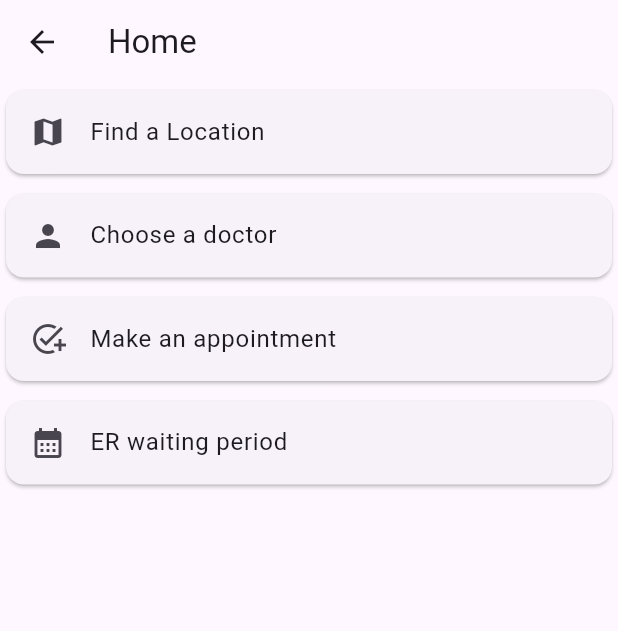
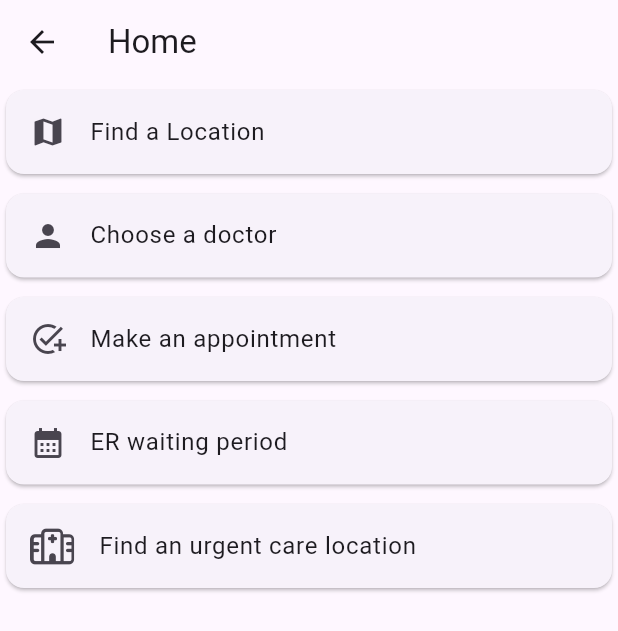
Before and after one commit to Billy272/Health_Plus, a Flutter app: the HomePageScreen screen opened by its route, on a phone screen of 412 x 824 dp. Shown: the top 631 px of the screen. Run offline on Flutter 3.47's test engine with Material 3 defaults, Android fonts, the phone set to English and light mode, and no system bars; our stand-ins replace font_awesome_flutter.

Commit message:
chore: Add urgent care location feature to home page

```diff
--- a/health_plus/lib/home_page.dart
+++ b/health_plus/lib/home_page.dart
@@ -1,4 +1,5 @@
 import 'package:flutter/material.dart';
+import 'package:font_awesome_flutter/font_awesome_flutter.dart';
 import 'package:health_plus/homeTabs/location.dart';
 import 'package:health_plus/homeTabs/doctors.dart';
 import 'package:health_plus/homeTabs/appointment.dart';
@@ -63,6 +64,18 @@ class HomePageScreen extends StatelessWidget {
                           builder: (context) => const WaitingScreen()));
                 }),
           ),
+          const SizedBox(height: 5.0),
+          Card(
+              child: ListTile(
+            title: const Text("Find an urgent care location"),
+            leading: const FaIcon(FontAwesomeIcons.hospital),
+            onTap: () {
+              Navigator.push(
+                  context,
+                  MaterialPageRoute(
+                      builder: (context) => const LocationScreen()));
+            },
+          ))
         ],
       ),
     );
--- a/health_plus/pubspec.yaml
+++ b/health_plus/pubspec.yaml
@@ -30,6 +30,7 @@ environment:
 dependencies:
   flutter:
     sdk: flutter
+  font_awesome_flutter: ^10.1.0
 
 
   # The following adds the Cupertino Icons font to your application.
```
Also changed, not shown: health_plus/pubspec.lock.
